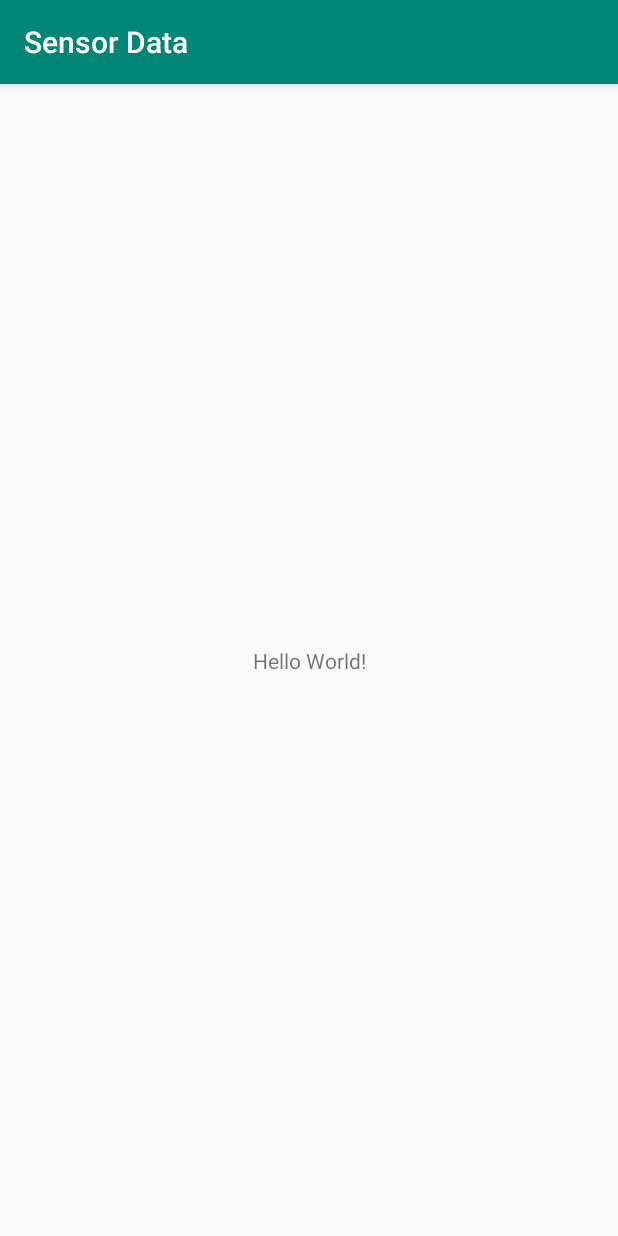
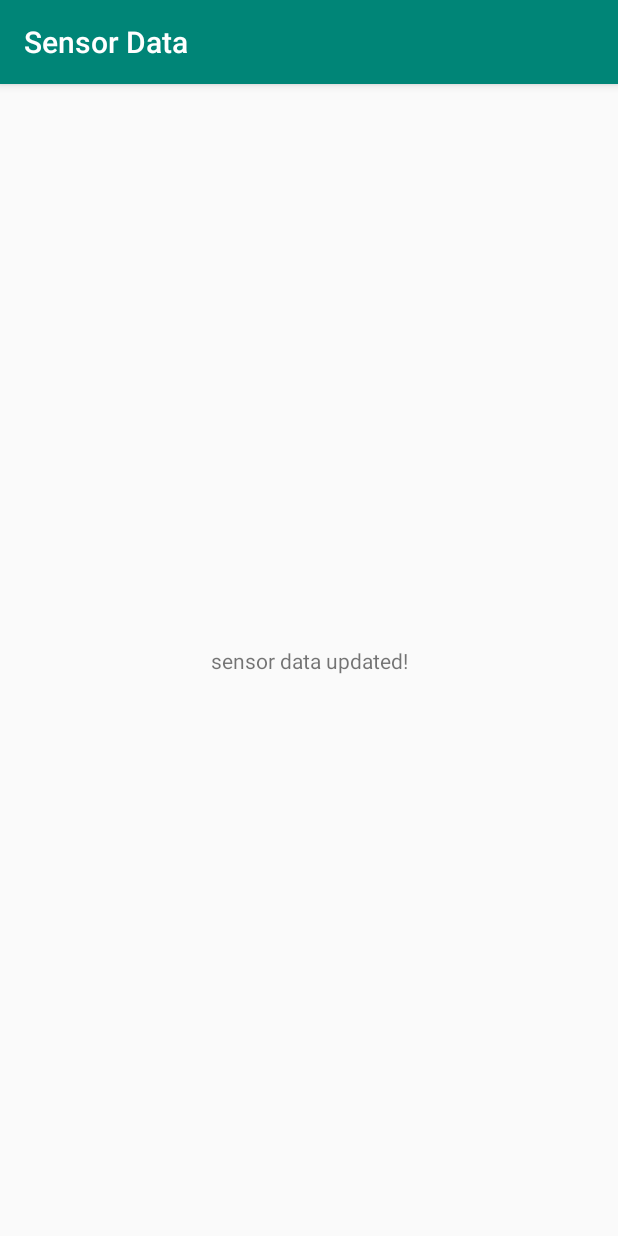
Before and after one commit to sahara-ooga/Android-Sample, an Android app: the screen it shows after launch (MainActivity), on a phone screen of 412 x 824 dp. Run offline under Robolectric (Android 15) with nearby library versions, the phone set to English and light mode, and no system bars.

Commit message:
add textview reference
add kotlin andorid extension support

```diff
--- a/SensorData/app/src/main/java/com/example/sensordata/MainActivity.kt
+++ b/SensorData/app/src/main/java/com/example/sensordata/MainActivity.kt
@@ -4,6 +4,7 @@ import android.os.Bundle
 import androidx.appcompat.app.AppCompatActivity
 import androidx.lifecycle.Observer
 import androidx.lifecycle.ViewModelProviders
+import kotlinx.android.synthetic.main.activity_main.*
 
 class MainActivity : AppCompatActivity() {
     private lateinit var viewModel: MainViewModel
@@ -11,6 +12,8 @@ class MainActivity : AppCompatActivity() {
     override fun onCreate(savedInstanceState: Bundle?) {
         super.onCreate(savedInstanceState)
         setContentView(R.layout.activity_main)
+
+        textView.text = "sensor data updated!"
 
         //ViewModelの初期化時に渡す引数は、ViewModelProvider.Factoryのサブクラスを使って指定する
         val viewModelFactory = MainViewModelFactory(this.applicationContext)
@@ -21,7 +24,6 @@ class MainActivity : AppCompatActivity() {
             this,
             Observer { value ->
                 if (value == null) return@Observer
-
                 println("sensor data updated!")
 
                 val accuracy = this.viewModel.sensorLiveData.value?.accelerometer?.accuracy
--- a/SensorData/app/src/main/res/layout/activity_main.xml
+++ b/SensorData/app/src/main/res/layout/activity_main.xml
@@ -7,6 +7,7 @@
     tools:context=".MainActivity">
 
     <TextView
+        android:id="@+id/textView"
         android:layout_width="wrap_content"
         android:layout_height="wrap_content"
         android:text="Hello World!"
```
